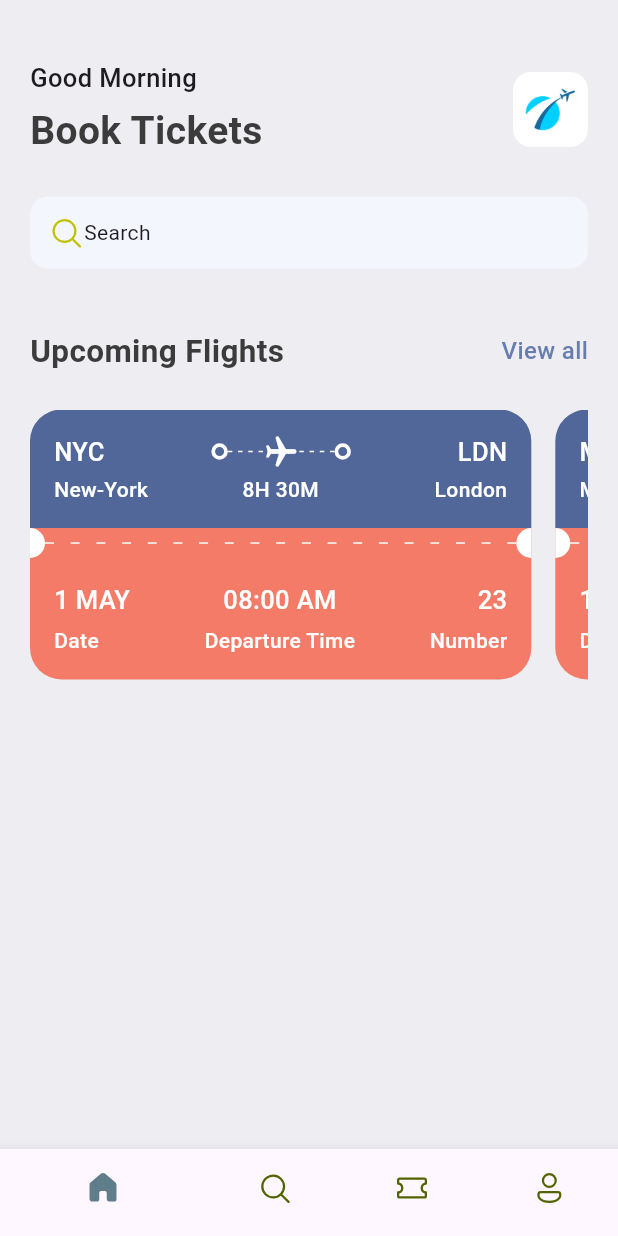
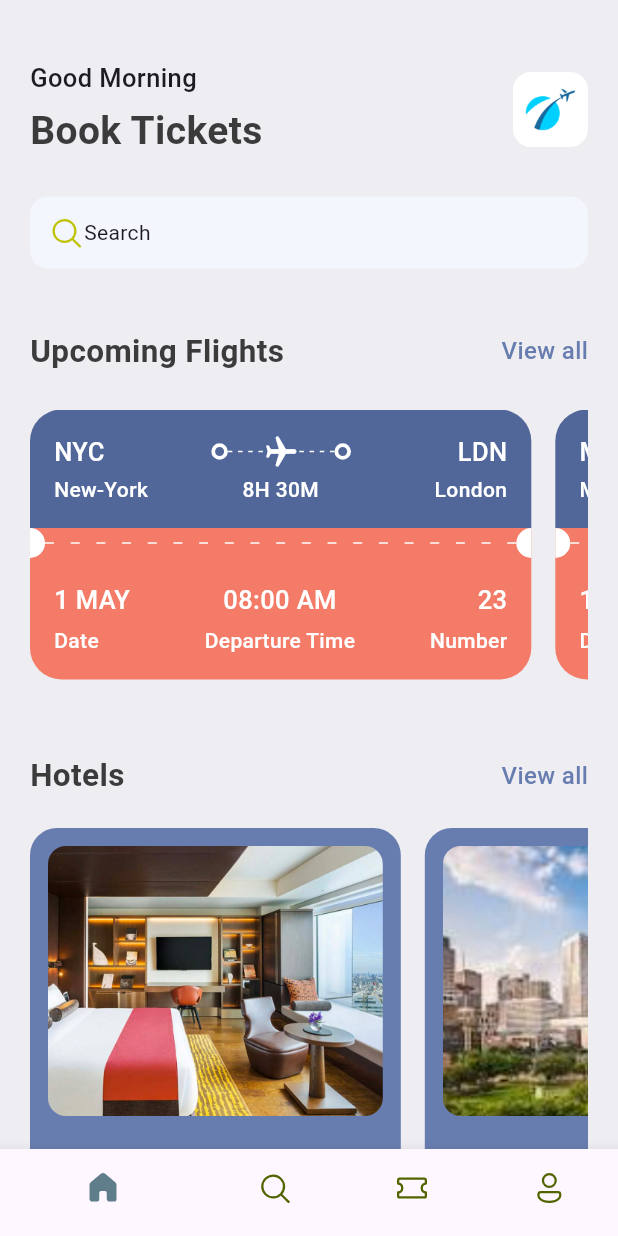
Before and after one commit to RaplesWojtyla/ticket-app, a Flutter app: the screen it shows after launch, on a phone screen of 412 x 824 dp. Run offline on Flutter 3.47's test engine with Material 3 defaults, Android fonts, the phone set to English and light mode, and no system bars; our stand-ins replace fluentui_icons.

Commit message:
Hotels View

```diff
--- a/lib/base/res/media.dart
+++ b/lib/base/res/media.dart
@@ -1,4 +1,8 @@
 class AppMedia {
   static const _baseImage = "assets/images";
   static const logoImg = '$_baseImage/logo.png';
+  static const hotelRoom1 = '$_baseImage/hotel_room.png';
+  static const hotelRoom2 = '$_baseImage/hotel_room_1.png';
+  static const cityView1 = '$_baseImage/city_view_1.png';
+  static const poolView1 = '$_baseImage/pool_view.png';
 }
--- a/lib/base/res/styles/app_styles.dart
+++ b/lib/base/res/styles/app_styles.dart
@@ -8,6 +8,7 @@ class AppStyles {
   static Color textColor = const Color(0xFF3b3b3b);
   static Color ticketBlue = const Color(0xFF526799);
   static Color ticketOrange = const Color(0xFFF37B67);
+  static Color khakiColor = const Color(0xFFd2bdb6);
 
   static TextStyle textStyle = TextStyle(
     fontSize: 16,
--- a/lib/base/utils/app_json.dart
+++ b/lib/base/utils/app_json.dart
@@ -1,3 +1,5 @@
+import 'package:ticket_app/base/res/media.dart';
+
 List<Map<String, dynamic>> ticketList = [
   {
     "from": {
@@ -56,3 +58,24 @@ List<Map<String, dynamic>> ticketList = [
     "number": "35"
   },
 ];
+
+List<Map<String, dynamic>> hotelList = [
+  {
+    "image": AppMedia.hotelRoom1,
+    "place": "Open Space",
+    "destination": "London",
+    "price": 25
+  },
+  {
+    "image": AppMedia.cityView1,
+    "place": "Global Will",
+    "destination": "London",
+    "price": 40
+  },
+  {
+    "image": AppMedia.poolView1,
+    "place": "Best City Pool",
+    "destination": "Dubai",
+    "price": 68
+  },
+];
--- a/lib/base/widgets/app_double_text.dart
+++ b/lib/base/widgets/app_double_text.dart
@@ -1,15 +1,16 @@
 import 'package:flutter/material.dart';
 import 'package:ticket_app/base/res/styles/app_styles.dart';
-import 'package:ticket_app/screens/all_tickets.dart';
 
 class AppDoubleText extends StatelessWidget {
   final String bigText;
   final String smallText;
+  final VoidCallback func;
 
   const AppDoubleText({
     super.key,
     required this.bigText,
-    required this.smallText
+    required this.smallText,
+    required this.func
   });
 
   @override
@@ -19,7 +20,7 @@ class AppDoubleText extends StatelessWidget {
       children: [
         Text(bigText, style: AppStyles.headLineStyle2),
         InkWell(
-          onTap: () => Navigator.pushNamed(context, "all_tickets"),
+          onTap: func,
           child: Text(smallText,
             style: AppStyles.textStyle.copyWith(
               color: AppStyles.primaryColor
--- a/lib/base/widgets/app_layout_builder.dart
+++ b/lib/base/widgets/app_layout_builder.dart
@@ -1,4 +1,3 @@
-import 'package:flutter/cupertino.dart';
 import 'package:flutter/material.dart';
 
 class AppLayoutBuilder extends StatelessWidget {
--- a/lib/base/widgets/big_dot.dart
+++ b/lib/base/widgets/big_dot.dart
@@ -1,4 +1,3 @@
-import 'package:flutter/cupertino.dart';
 import 'package:flutter/material.dart';
 
 class BigDot extends StatelessWidget {
--- a/lib/base/widgets/ticket_view.dart
+++ b/lib/base/widgets/ticket_view.dart
@@ -1,4 +1,3 @@
-import 'package:flutter/cupertino.dart';
 import 'package:flutter/material.dart';
 import 'package:ticket_app/base/res/styles/app_styles.dart';
 import 'package:ticket_app/base/widgets/app_column_text_layout.dart';
--- a/lib/screens/all_tickets.dart
+++ b/lib/screens/all_tickets.dart
@@ -1,4 +1,3 @@
-import 'package:flutter/cupertino.dart';
 import 'package:flutter/material.dart';
 import 'package:ticket_app/base/utils/app_json.dart';
 import 'package:ticket_app/base/widgets/ticket_view.dart';
@@ -19,7 +18,7 @@ class AllTickets extends StatelessWidget {
               children: ticketList
                   .map((singleTicket) =>
                       Container(
-                        margin: EdgeInsets.only(bottom: 20),
+                        margin: const EdgeInsets.only(bottom: 20),
                         child: TicketView(ticket: singleTicket, wholeScreen: true,)
                       ))
                   .toList(),
--- a/lib/screens/home_screen.dart
+++ b/lib/screens/home_screen.dart
@@ -6,6 +6,7 @@ import 'package:ticket_app/base/res/styles/app_styles.dart';
 import 'package:ticket_app/base/utils/app_json.dart';
 import 'package:ticket_app/base/widgets/app_double_text.dart';
 import 'package:ticket_app/base/widgets/ticket_view.dart';
+import 'package:ticket_app/screens/widgets/hotel.dart';
 
 class HomeScreen extends StatelessWidget {
   const HomeScreen({super.key});
@@ -20,6 +21,7 @@ class HomeScreen extends StatelessWidget {
           Container(
             padding: const EdgeInsets.symmetric(horizontal: 20),
             child: Column(
+              crossAxisAlignment: CrossAxisAlignment.start,
               children: [
                 Row(
                   mainAxisAlignment: MainAxisAlignment.spaceBetween,
@@ -62,13 +64,32 @@ class HomeScreen extends StatelessWidget {
                   ),
                 ),
                 const SizedBox(height: 40),
-                const AppDoubleText(bigText: "Upcoming Flights", smallText: "View all"),
+                AppDoubleText(
+                  bigText: "Upcoming Flights",
+                  smallText: "View all",
+                  func: () => Navigator.pushNamed(context, "all_tickets")
+                ),
                 const SizedBox(height: 24,),
                 SingleChildScrollView(
                   scrollDirection: Axis.horizontal,
                   child: Row(
-                    children: ticketList.take(2).map(
+                    children: ticketList.take(3).map(
                       (singleTicket) => TicketView(ticket: singleTicket)
+                    ).toList(),
+                  )
+                ),
+                const SizedBox(height: 40),
+                AppDoubleText(
+                  bigText: "Hotels",
+                  smallText: "View all",
+                  func: () => Navigator.pushNamed(context, "all_hotels"),
+                ),
+                const SizedBox(height: 20),
+                SingleChildScrollView(
+                  scrollDirection: Axis.horizontal,
+                  child: Row(
+                    children: hotelList.take(3).map(
+                      (singleHotel) => Hotel(hotel: singleHotel)
                     ).toList(),
                   )
                 ),
--- /dev/null
+++ b/lib/screens/widgets/hotel.dart
@@ -0,0 +1,68 @@
+import 'package:flutter/cupertino.dart';
+import 'package:flutter/material.dart';
+import 'package:ticket_app/base/res/media.dart';
+import 'package:ticket_app/base/res/styles/app_styles.dart';
+
+class Hotel extends StatelessWidget {
+  final Map<String, dynamic> hotel;
+  const Hotel({
+    super.key,
+    required this.hotel
+  });
+
+  @override
+  Widget build(BuildContext context) {
+    final size = MediaQuery.of(context).size;
+
+    return Container(
+      width: size.width * 0.6,
+      height: 350,
+      margin: const EdgeInsets.only(right: 16),
+      decoration: BoxDecoration(
+        color: AppStyles.primaryColor,
+        borderRadius: BorderRadius.circular(18)
+      ),
+      child: Column(
+        crossAxisAlignment: CrossAxisAlignment.start,
+        children: [
+          Container(
+            height: 180,
+            margin: const EdgeInsets.all(12),
+            decoration: BoxDecoration(
+              color: AppStyles.primaryColor,
+              borderRadius: BorderRadius.circular(12),
+              image: DecorationImage(
+                fit: BoxFit.cover,
+                image: AssetImage(hotel["image"])
+              )
+            ),
+          ),
+          const SizedBox(height: 10),
+          Padding(
+            padding: const EdgeInsets.only(left: 15),
+            child: Text(
+              hotel["place"],
+              style: AppStyles.headLineStyle1.copyWith(color: AppStyles.khakiColor),
+            ),
+          ),
+          const SizedBox(height: 5),
+          Padding(
+            padding: const EdgeInsets.only(left: 15),
+            child: Text(
+              hotel["destination"],
+              style: AppStyles.headLineStyle3.copyWith(color: Colors.white),
+            ),
+          ),
+          const SizedBox(height: 5),
+          Padding(
+            padding: const EdgeInsets.only(left: 15),
+            child: Text(
+              "\$${hotel['price']}/night",
+              style: AppStyles.headLineStyle1.copyWith(color: AppStyles.khakiColor),
+            ),
+          )
+        ],
+      ),
+    );
+  }
+}
```
